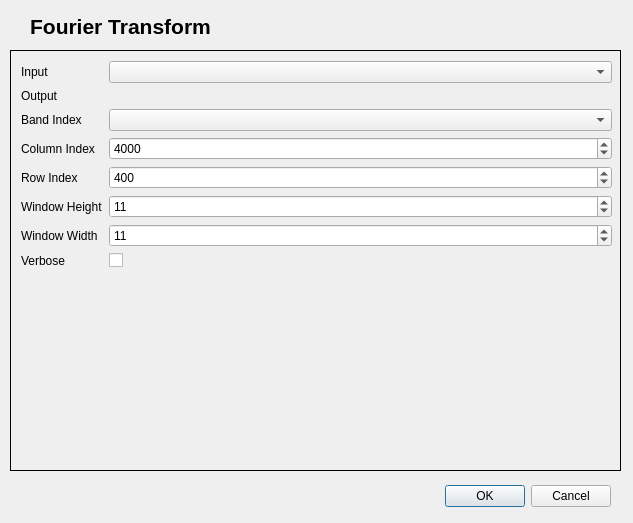
Qt form fourier_transform/fourier_transform_dialog_base.ui (AUGSignals/qgis-plugins) before a commit.
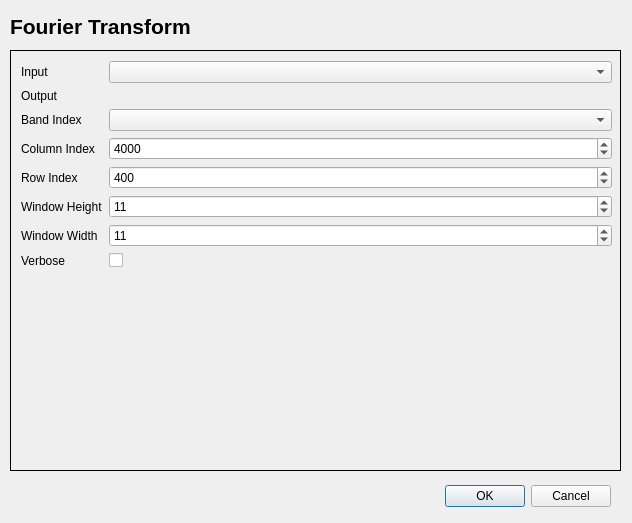
The same form after that commit. Icons and pictures are not drawn. Custom widgets are drawn as their Qt base class.

Diff of the .ui file:
```diff
--- a/fourier_transform/fourier_transform_dialog_base.ui
+++ b/fourier_transform/fourier_transform_dialog_base.ui
@@ -6,7 +6,7 @@
    <rect>
     <x>0</x>
     <y>0</y>
-    <width>633</width>
+    <width>632</width>
     <height>523</height>
    </rect>
   </property>
@@ -32,9 +32,9 @@
   <widget class="QLabel" name="title_label">
    <property name="geometry">
     <rect>
-     <x>0</x>
+     <x>10</x>
      <y>10</y>
-     <width>241</width>
+     <width>601</width>
      <height>33</height>
     </rect>
    </property>
@@ -46,7 +46,7 @@
 &lt;p style=&quot; margin-top:0px; margin-bottom:0px; margin-left:0px; margin-right:0px; -qt-block-indent:0; text-indent:0px;&quot;&gt;&lt;span style=&quot; font-size:16pt; font-weight:600;&quot;&gt;Fourier Transform&lt;/span&gt;&lt;/p&gt;&lt;/body&gt;&lt;/html&gt;</string>
    </property>
    <property name="alignment">
-    <set>Qt::AlignCenter</set>
+    <set>Qt::AlignLeading|Qt::AlignLeft|Qt::AlignVCenter</set>
    </property>
   </widget>
   <widget class="QStackedWidget" name="stackedWidget">
```
Left out of the diff: 15 changed lines with no effect on the pictures.
